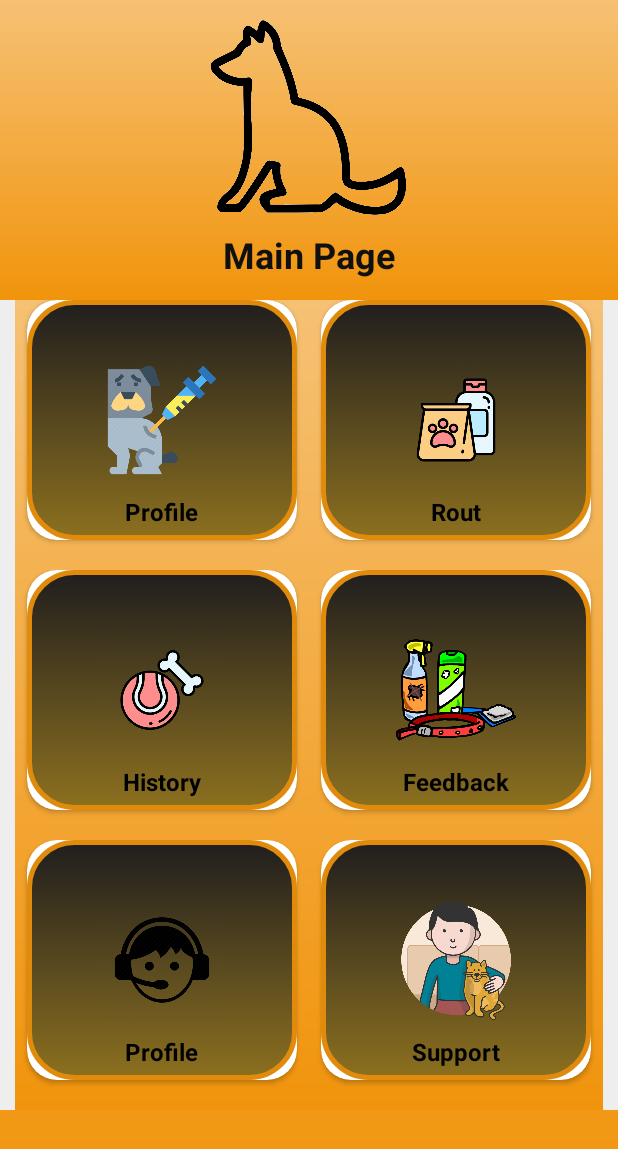
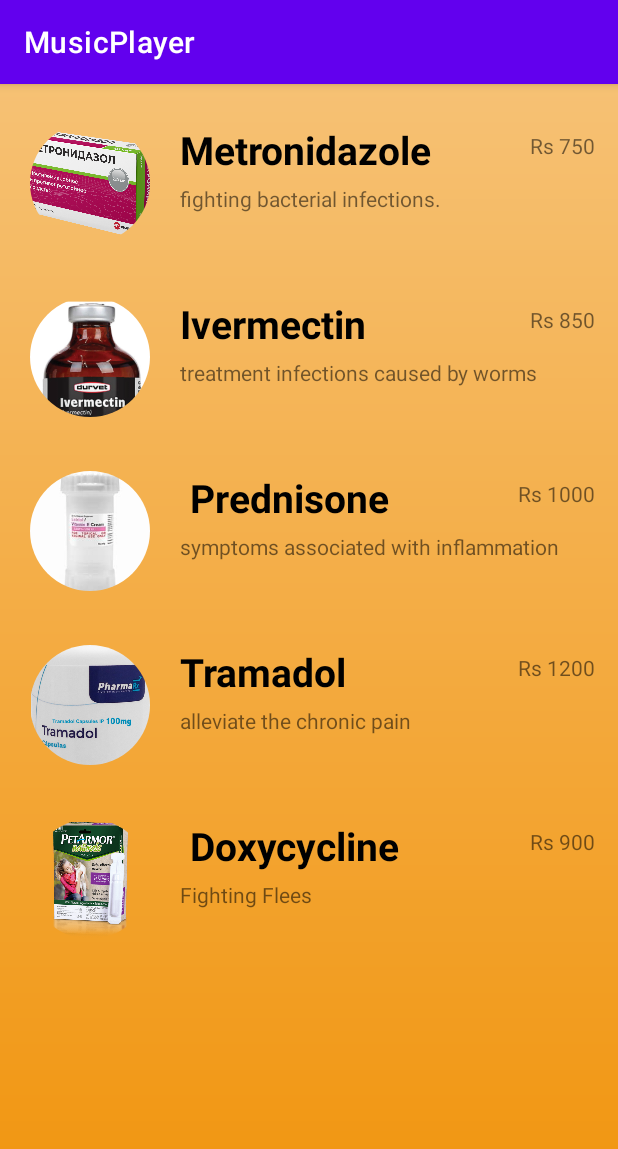
Before and after one commit to UsamaAfzal081/New-Vet-Care, an Android app: the dashboard screen opened directly, with no data from a screen before it, after a tap on an icon or button, on a phone screen of 412 x 824 dp. Shown: the top 1149 px of the screen. Run offline under Robolectric (Android 15) with nearby library versions, the phone set to English and light mode, and no system bars; our stand-ins replace CircleImageView.

Commit message:
new update

```diff
--- a/app/build.gradle
+++ b/app/build.gradle
@@ -35,6 +35,7 @@ dependencies {
     implementation 'androidx.appcompat:appcompat:1.4.1'
     implementation 'com.google.android.material:material:1.5.0'
     implementation 'androidx.constraintlayout:constraintlayout:2.1.3'
+    implementation'de.hdodenhof:circleimageview:3.1.0'
     testImplementation 'junit:junit:4.13.2'
     androidTestImplementation 'androidx.test.ext:junit:1.1.3'
     implementation 'me.biubiubiu.justifytext:library:1.1'
--- /dev/null
+++ b/app/src/main/java/com/example/musicplayer/MainActivity2.java
@@ -0,0 +1,15 @@
+package com.example.musicplayer;
+
+import androidx.appcompat.app.AppCompatActivity;
+
+import android.os.Bundle;
+
+public class MainActivity2 extends AppCompatActivity {
+
+    @Override
+    protected void onCreate(Bundle savedInstanceState) {
+        super.onCreate(savedInstanceState);
+        setContentView(R.layout.activity_main2);
+    }
+
+}
--- a/app/src/main/java/com/example/musicplayer/dashboard.java
+++ b/app/src/main/java/com/example/musicplayer/dashboard.java
@@ -4,11 +4,22 @@ import android.content.Intent;
 import android.os.Bundle;
 import android.os.Handler;
 import android.view.View;
+import android.widget.Button;
+
 import androidx.appcompat.app.AppCompatActivity;
 public class dashboard extends Activity {
+    private Button btnprofile;
     @Override
     protected void onCreate(Bundle savedInstanceState) {
         super.onCreate(savedInstanceState);
         setContentView(R.layout.dashboard);
+        btnprofile = findViewById(R.id.btnprofile);
+        btnprofile.setOnClickListener(new View.OnClickListener() {
+            @Override
+            public void onClick(View view) {
+                Intent u = new Intent(dashboard.this, MainActivity2.class);
+                startActivity(u);
+            }
+        });
     }
 }
--- /dev/null
+++ b/app/src/main/res/layout/activity_main2.xml
@@ -0,0 +1,300 @@
+<?xml version="1.0" encoding="utf-8"?>
+<LinearLayout xmlns:android="http://schemas.android.com/apk/res/android"
+    xmlns:tools="http://schemas.android.com/tools"
+    android:orientation="vertical"
+    android:layout_width="match_parent"
+    android:layout_height="match_parent"
+    android:background="@drawable/gradient"
+    tools:context=".MainActivity2">
+
+    <RelativeLayout
+        android:layout_width="match_parent"
+        android:layout_height="wrap_content"
+        android:layout_marginTop="16dp">
+
+        <LinearLayout
+            android:layout_width="wrap_content"
+            android:layout_height="wrap_content"
+            android:layout_marginVertical="10dp"
+            android:orientation="horizontal">
+
+            <de.hdodenhof.circleimageview.CircleImageView
+                android:id="@+id/profile_pic"
+                android:layout_width="80dp"
+                android:layout_height="80dp"
+                android:layout_marginStart="20dp"
+                android:src="@drawable/a" />
+
+
+            <LinearLayout
+                android:layout_width="wrap_content"
+                android:layout_height="wrap_content"
+                android:layout_marginStart="20dp"
+                android:orientation="vertical">
+
+                <TextView
+                    android:id="@+id/personName"
+                    android:layout_width="wrap_content"
+                    android:layout_height="wrap_content"
+                    android:text="Metronidazole"
+                    android:textColor="@color/black"
+                    android:textSize="26sp"
+                    android:textStyle="bold" />
+
+                <TextView
+                    android:id="@+id/lastMessage"
+                    android:layout_width="wrap_content"
+                    android:layout_height="wrap_content"
+                    android:layout_marginTop="5dp"
+                    android:text="fighting bacterial infections." />
+
+            </LinearLayout>
+
+
+        </LinearLayout>
+
+        <TextView
+            android:id="@+id/msgtime"
+            android:layout_width="wrap_content"
+            android:layout_height="wrap_content"
+            android:padding="15dp"
+            android:layout_alignParentRight="true"
+            android:text="Rs 750"/>
+
+
+
+    </RelativeLayout>
+
+    <RelativeLayout
+        android:layout_width="match_parent"
+        android:layout_height="wrap_content"
+        android:layout_marginTop="16dp">
+
+        <LinearLayout
+            android:layout_width="wrap_content"
+            android:layout_height="wrap_content"
+            android:layout_marginVertical="10dp"
+            android:orientation="horizontal">
+
+            <de.hdodenhof.circleimageview.CircleImageView
+                android:id="@+id/profile_pic1"
+                android:layout_width="80dp"
+                android:layout_height="80dp"
+                android:layout_marginStart="20dp"
+                android:src="@drawable/b" />
+
+
+            <LinearLayout
+                android:layout_width="wrap_content"
+                android:layout_height="wrap_content"
+                android:layout_marginStart="20dp"
+                android:orientation="vertical">
+
+                <TextView
+                    android:id="@+id/personName1"
+                    android:layout_width="wrap_content"
+                    android:layout_height="wrap_content"
+                    android:text="Ivermectin"
+                    android:textColor="@color/black"
+                    android:textSize="26sp"
+                    android:textStyle="bold" />
+
+                <TextView
+                    android:id="@+id/lastMessage1"
+                    android:layout_width="wrap_content"
+                    android:layout_height="wrap_content"
+                    android:layout_marginTop="5dp"
+                    android:text="treatment infections caused by worms" />
+
+            </LinearLayout>
+
+
+        </LinearLayout>
+
+        <TextView
+            android:id="@+id/msgtime1"
+            android:layout_width="wrap_content"
+            android:layout_height="wrap_content"
+            android:padding="15dp"
+            android:layout_alignParentRight="true"
+            android:text="Rs 850"/>
+
+
+
+    </RelativeLayout>
+
+    <RelativeLayout
+        android:layout_width="match_parent"
+        android:layout_height="wrap_content"
+        android:layout_marginTop="16dp">
+
+        <LinearLayout
+            android:layout_width="wrap_content"
+            android:layout_height="wrap_content"
+            android:layout_marginVertical="10dp"
+            android:orientation="horizontal">
+
+            <de.hdodenhof.circleimageview.CircleImageView
+                android:id="@+id/profile_pic2"
+                android:layout_width="80dp"
+                android:layout_height="80dp"
+                android:layout_marginStart="20dp"
+                android:src="@drawable/c" />
+
+
+            <LinearLayout
+                android:layout_width="wrap_content"
+                android:layout_height="wrap_content"
+                android:layout_marginStart="20dp"
+                android:orientation="vertical">
+
+                <TextView
+                    android:id="@+id/personName2"
+                    android:layout_width="wrap_content"
+                    android:layout_height="wrap_content"
+                    android:text=" Prednisone"
+                    android:textColor="@color/black"
+                    android:textSize="26sp"
+                    android:textStyle="bold" />
+
+                <TextView
+                    android:id="@+id/lastMessage2"
+                    android:layout_width="wrap_content"
+                    android:layout_height="wrap_content"
+                    android:layout_marginTop="5dp"
+                    android:text="symptoms associated with inflammation" />
+
+            </LinearLayout>
+
+
+        </LinearLayout>
+
+        <TextView
+            android:id="@+id/msgtime2"
+            android:layout_width="wrap_content"
+            android:layout_height="wrap_content"
+            android:padding="15dp"
+            android:layout_alignParentRight="true"
+            android:text="Rs 1000"/>
+
+
+
+    </RelativeLayout>
+
+    <RelativeLayout
+        android:layout_width="match_parent"
+        android:layout_height="wrap_content"
+        android:layout_marginTop="16dp">
+
+        <LinearLayout
+            android:layout_width="wrap_content"
+            android:layout_height="wrap_content"
+            android:layout_marginVertical="10dp"
+            android:orientation="horizontal">
+
+            <de.hdodenhof.circleimageview.CircleImageView
+                android:id="@+id/profile_pic3"
+                android:layout_width="80dp"
+                android:layout_height="80dp"
+                android:layout_marginStart="20dp"
+                android:src="@drawable/d" />
+
+
+            <LinearLayout
+                android:layout_width="wrap_content"
+                android:layout_height="wrap_content"
+                android:layout_marginStart="20dp"
+                android:orientation="vertical">
+
+                <TextView
+                    android:id="@+id/personName3"
+                    android:layout_width="wrap_content"
+                    android:layout_height="wrap_content"
+                    android:text="Tramadol"
+                    android:textColor="@color/black"
+                    android:textSize="26sp"
+                    android:textStyle="bold" />
+
+                <TextView
+                    android:id="@+id/lastMessage3"
+                    android:layout_width="wrap_content"
+                    android:layout_height="wrap_content"
+                    android:layout_marginTop="5dp"
+                    android:text="alleviate the chronic pain" />
+
+            </LinearLayout>
+
+
+        </LinearLayout>
+
+        <TextView
+            android:id="@+id/msgtime3"
+            android:layout_width="wrap_content"
+            android:layout_height="wrap_content"
+            android:padding="15dp"
+            android:layout_alignParentRight="true"
+            android:text="Rs 1200"/>
+
+
+
+    </RelativeLayout>
+
+    <RelativeLayout
+        android:layout_width="match_parent"
+        android:layout_height="wrap_content"
+        android:layout_marginTop="16dp">
+
+        <LinearLayout
+            android:layout_width="wrap_content"
+            android:layout_height="wrap_content"
+            android:layout_marginVertical="10dp"
+            android:orientation="horizontal">
+
+            <de.hdodenhof.circleimageview.CircleImageView
+                android:id="@+id/profile_pic4"
+                android:layout_width="80dp"
+                android:layout_height="80dp"
+                android:layout_marginStart="20dp"
+                android:src="@drawable/e" />
+
+
+            <LinearLayout
+                android:layout_width="wrap_content"
+                android:layout_height="wrap_content"
+                android:layout_marginStart="20dp"
+                android:orientation="vertical">
+
+                <TextView
+                    android:id="@+id/personName4"
+                    android:layout_width="wrap_content"
+                    android:layout_height="wrap_content"
+                    android:text=" Doxycycline"
+                    android:textColor="@color/black"
+                    android:textSize="26sp"
+                    android:textStyle="bold" />
+
+                <TextView
+                    android:id="@+id/lastMessage4"
+                    android:layout_width="wrap_content"
+                    android:layout_height="wrap_content"
+                    android:layout_marginTop="5dp"
+                    android:text="Fighting Flees" />
+
+            </LinearLayout>
+
+
+        </LinearLayout>
+
+        <TextView
+            android:id="@+id/msgtime4"
+            android:layout_width="wrap_content"
+            android:layout_height="wrap_content"
+            android:padding="15dp"
+            android:layout_alignParentRight="true"
+            android:text="Rs 900"/>
+
+
+
+    </RelativeLayout>
+
+</LinearLayout>
--- a/app/src/main/res/layout/dashboard.xml
+++ b/app/src/main/res/layout/dashboard.xml
@@ -91,9 +91,7 @@
                                 android:id="@+id/btnprofile"
                                 android:layout_width="match_parent"
                                 android:layout_height="match_parent"
-                                android:background="@android:color/transparent"
-                                android:onClick="profilebtn">
-                            </Button>
+                                android:background="@android:color/transparent"></Button>
                         </RelativeLayout>
 
                     </androidx.cardview.widget.CardView>
```
Also changed, not shown: app/src/main/AndroidManifest.xml (+9 -4 lines), app/src/main/res/drawable/a.png (added), app/src/main/res/drawable/b.png (added), app/src/main/res/drawable/c.png (added), app/src/main/res/drawable/d.png (added), app/src/main/res/drawable/e.png (added).
